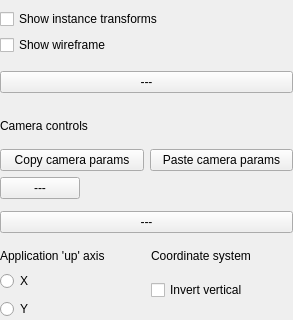
Qt form source/frontend/views/side_panels/view_pane.ui (GPUOpen-Tools/radeon_raytracing_analyzer) before a commit; both pictures show x 0 to 293 and y 674 to 994 of the 293 by 1341 pixel window.
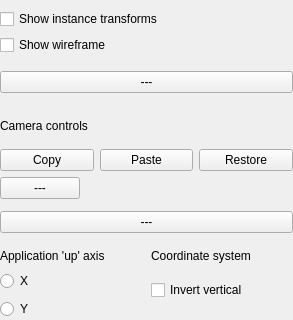
The same form after that commit. Icons and pictures are not drawn. Custom widgets are drawn as their Qt base class.

The edit to the form file:
```diff
--- a/source/frontend/views/side_panels/view_pane.ui
+++ b/source/frontend/views/side_panels/view_pane.ui
@@ -731,7 +731,10 @@
            </sizepolicy>
           </property>
           <property name="text">
-           <string>Copy camera params</string>
+           <string>Copy</string>
+          </property>
+          <property name="toolTip">
+           <string>Copies the camera parameters to the clipboard and internally stores it.</string>
           </property>
          </widget>
         </item>
@@ -744,7 +747,26 @@
            </sizepolicy>
           </property>
           <property name="text">
-           <string>Paste camera params</string>
+           <string>Paste</string>
+          </property>
+          <property name="toolTip">
+           <string>Pastes the camera parameters from the clipboard.</string>
+          </property>
+         </widget>
+        </item>
+        <item>
+         <widget class="ScaledPushButton" name="restore_camera_transform_button_">
+          <property name="sizePolicy">
+           <sizepolicy hsizetype="Minimum" vsizetype="Fixed">
+            <horstretch>0</horstretch>
+            <verstretch>0</verstretch>
+           </sizepolicy>
+          </property>
+          <property name="text">
+           <string>Restore</string>
+          </property>
+          <property name="toolTip">
+           <string>Restores the camera parameters from the internally stored data.</string>
           </property>
          </widget>
         </item>
```
